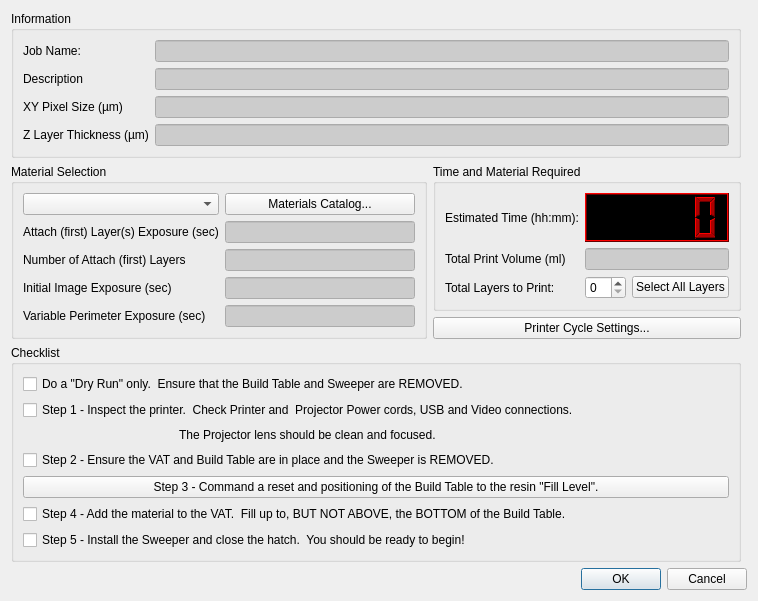
Qt form B9Creator/dlgprintprep.ui (B9Creations/B9Creator) before a commit.
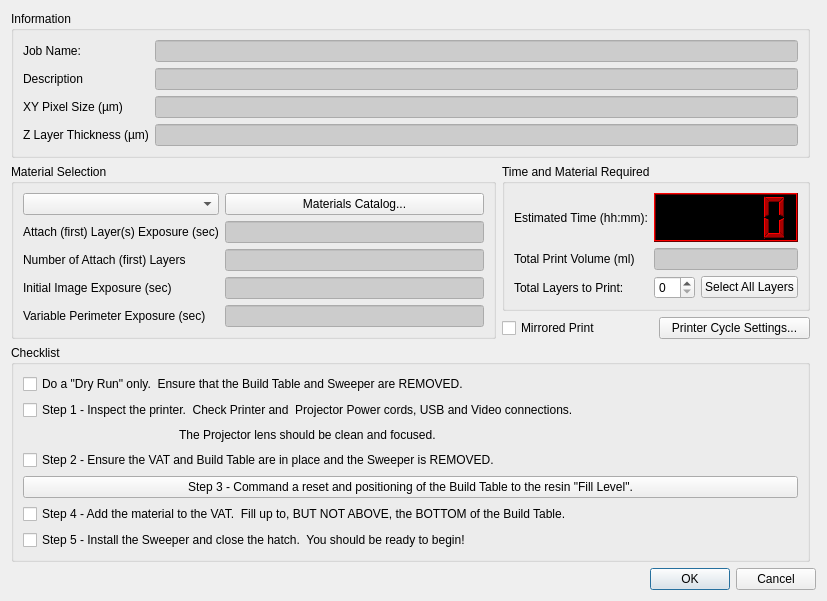
The same form after that commit.

The edit to the form file:
```diff
--- a/B9Creator/dlgprintprep.ui
+++ b/B9Creator/dlgprintprep.ui
@@ -6,7 +6,7 @@
    <rect>
     <x>0</x>
     <y>0</y>
-    <width>693</width>
+    <width>755</width>
     <height>551</height>
    </rect>
   </property>
@@ -14,7 +14,7 @@
    <string>B9Creator - Print Parameters</string>
   </property>
   <layout class="QGridLayout" name="gridLayout_5">
-   <item row="0" column="1" colspan="2">
+   <item row="0" column="1" colspan="3">
     <widget class="QGroupBox" name="groupBox_2">
      <property name="title">
       <string>Information</string>
@@ -395,7 +395,7 @@
      </layout>
     </widget>
    </item>
-   <item row="3" column="1" colspan="2">
+   <item row="3" column="1" colspan="3">
     <widget class="QGroupBox" name="groupBoxCheckList">
      <property name="title">
       <string>Checklist</string>
@@ -524,7 +524,7 @@
      </layout>
     </widget>
    </item>
-   <item row="4" column="1" colspan="3">
+   <item row="4" column="1" colspan="4">
     <widget class="QDialogButtonBox" name="buttonBox">
      <property name="toolTip">
       <string>Print or Cancel the process</string>
@@ -540,7 +540,7 @@
      </property>
     </widget>
    </item>
-   <item row="1" column="2">
+   <item row="1" column="2" colspan="2">
     <widget class="QGroupBox" name="groupBox_4">
      <property name="title">
       <string>Time and Material Required</string>
@@ -1286,8 +1286,14 @@
      </layout>
     </widget>
    </item>
-   <item row="2" column="2">
+   <item row="2" column="3">
     <widget class="QPushButton" name="pushButtonReleaseCycle">
+     <property name="sizePolicy">
+      <sizepolicy hsizetype="Minimum" vsizetype="Fixed">
+       <horstretch>0</horstretch>
+       <verstretch>0</verstretch>
+      </sizepolicy>
+     </property>
      <property name="toolTip">
       <string>Open the Release Cycle Dialog</string>
      </property>
@@ -1299,6 +1305,19 @@
      </property>
     </widget>
    </item>
+   <item row="2" column="2">
+    <widget class="QCheckBox" name="checkBoxMirrored">
+     <property name="toolTip">
+      <string>Print a &quot;Mirrored&quot; version.</string>
+     </property>
+     <property name="whatsThis">
+      <string>Print a &quot;Mirrored version, ie a &quot;Left Shoe&quot; will print as a &quot;Right Shoe&quot;</string>
+     </property>
+     <property name="text">
+      <string>Mirrored Print</string>
+     </property>
+    </widget>
+   </item>
   </layout>
  </widget>
  <tabstops>
```
Left out of the diff: 11 changed lines with no effect on the pictures.
